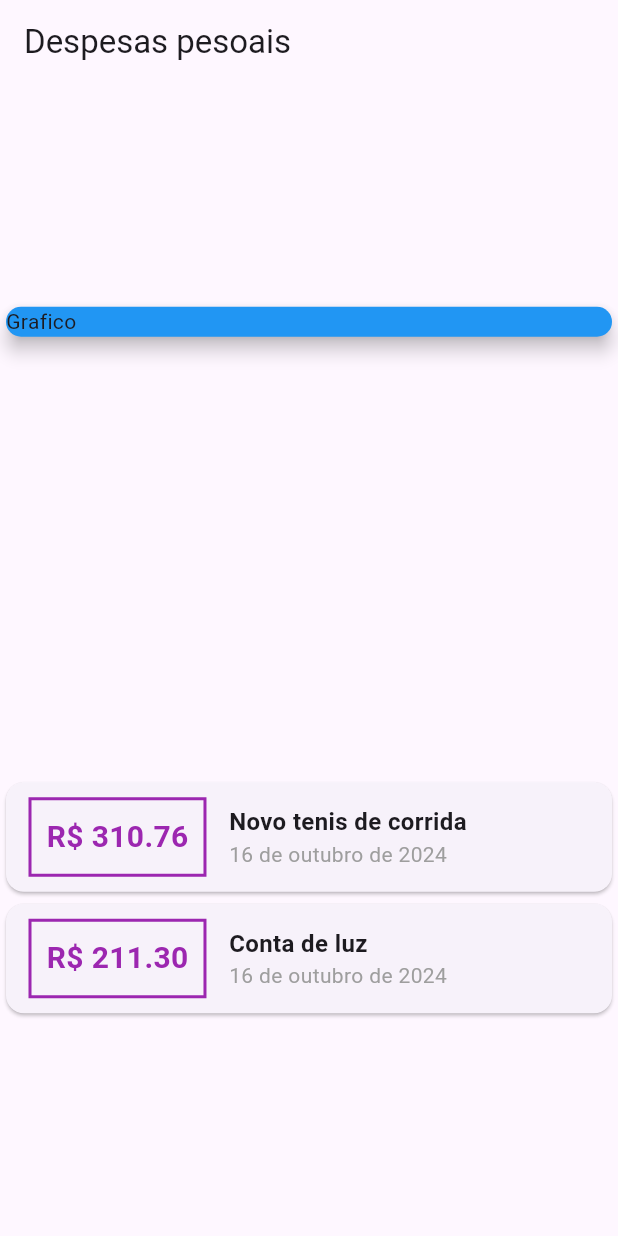
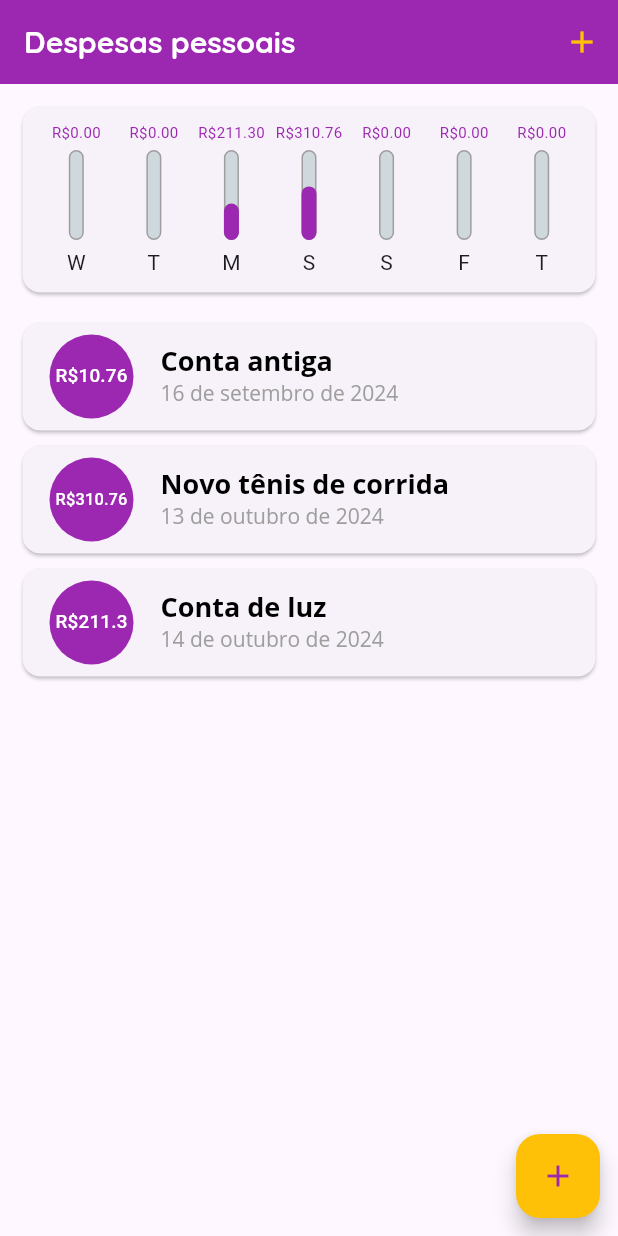
Before and after one commit to iratuan/despesas_app, a Flutter app: the screen it shows after launch, on a phone screen of 412 x 824 dp. Run offline on Flutter 3.47's test engine with Material 3 defaults, Android fonts, the phone set to English and light mode, and no system bars.

Commit message:
Evolução do APP

```diff
--- /dev/null
+++ b/lib/componets/chart_bar.dart
@@ -0,0 +1,64 @@
+import 'package:flutter/material.dart';
+
+class ChartBar extends StatelessWidget {
+  final String label;
+  final double value;
+  final double percentage;
+
+  const ChartBar({
+    super.key,
+    required this.label,
+    required this.value,
+    required this.percentage,
+  });
+
+  @override
+  Widget build(BuildContext context) {
+    return Column(
+      children: [
+        FittedBox(
+          child: Text('R\$${value.toStringAsFixed(2)}',
+          style: TextStyle(
+            fontSize: 10,
+            color: Theme.of(context).colorScheme.primary
+          ),),
+        ),
+        const SizedBox(
+          height: 5,
+        ),
+        Container(
+          height: 60,
+          width: 10,
+          child: Stack(
+            alignment: Alignment.bottomCenter,
+            children: [
+              Container(
+                decoration: BoxDecoration(
+                  border: Border.all(
+                    color: Colors.grey,
+                    width: 1.0,
+                  ),
+                  color: Colors.blueGrey[100],
+                  borderRadius: BorderRadius.circular(5),
+                ),
+              ),
+              FractionallySizedBox(
+                heightFactor: percentage,
+                child: Container(
+                  decoration: BoxDecoration(
+                    color: Theme.of(context).colorScheme.primary,
+                    borderRadius: BorderRadius.circular(5),
+                  ),
+                ),
+              ),
+            ],
+          ),
+        ),
+        SizedBox(
+          height: 5,
+        ),
+        Text(label),
+      ],
+    );
+  }
+}
--- /dev/null
+++ b/lib/componets/chat.dart
@@ -0,0 +1,65 @@
+import 'package:despesas_app/componets/chart_bar.dart';
+import 'package:flutter/material.dart';
+import '../models/transaction.dart';
+import 'package:intl/intl.dart';
+
+class Chart extends StatelessWidget {
+  final List<Transaction> recentTransactions;
+
+  Chart(this.recentTransactions);
+
+  List<Map<String, Object>> get groupedTransactions {
+    return List.generate(7, (index) {
+      final weekDay = DateTime.now().subtract(
+        Duration(days: index),
+      );
+
+      double totalSum = 0.0;
+
+      for (var i = 0; i < recentTransactions.length; i++) {
+        bool sameDay = recentTransactions[i].date.day == weekDay.day;
+        bool sameMonth = recentTransactions[i].date.month == weekDay.month;
+        bool sameYear = recentTransactions[i].date.year == weekDay.year;
+
+        if (sameDay && sameMonth && sameYear) {
+          totalSum += recentTransactions[i].value;
+        }
+      }
+
+      return {
+        'day': DateFormat.E().format(weekDay)[0],
+        'value': totalSum,
+      };
+    });
+  }
+
+  double get _weekTotalValue {
+    return groupedTransactions.fold(0.0, (sum, tr) {
+      return sum + (tr['value'] as double);
+    });
+  }
+
+  @override
+  Widget build(BuildContext context) {
+    return Card(
+      elevation: 1,
+      margin: const EdgeInsets.all(15),
+      child: Container(
+        padding: EdgeInsets.all(10),
+        child: Row(
+          mainAxisAlignment: MainAxisAlignment.spaceAround,
+          children: groupedTransactions.map((tr) {
+            return Flexible(
+              fit: FlexFit.tight,
+              child: ChartBar(
+                label: tr['day'].toString(),
+                value: (tr['value'] as double),
+                percentage: (tr['value'] as double) / _weekTotalValue,
+              ),
+            );
+          }).toList(),
+        ),
+      ),
+    );
+  }
+}
--- /dev/null
+++ b/lib/componets/transaction_form.dart
@@ -0,0 +1,68 @@
+import 'package:flutter/material.dart';
+
+class TransactionForm extends StatefulWidget {
+  final void Function(String, double) onSubmit;
+
+  TransactionForm({super.key, required this.onSubmit});
+
+  @override
+  State<TransactionForm> createState() => _TransactionFormState();
+}
+
+class _TransactionFormState extends State<TransactionForm> {
+  final titleController = TextEditingController();
+
+  final valueController = TextEditingController();
+
+  _submitForm() {
+    final title = titleController.text;
+    final value = double.tryParse(valueController.text) ?? 0.0;
+    if (title.isEmpty || value <= 0) {
+      return;
+    }
+    widget.onSubmit(title, value);
+    titleController.text = '';
+    valueController.text = '';
+
+  }
+
+  @override
+  Widget build(BuildContext context) {
+    return Card(
+      elevation: 1,
+      child: Padding(
+        padding: const EdgeInsets.all(8.0),
+        child: Container(
+          margin: const EdgeInsets.all(10),
+          child: Column(
+            children: [
+              TextField(
+                controller: titleController,
+                onSubmitted: (_) => _submitForm(),
+                decoration: const InputDecoration(labelText: 'Titulo'),
+              ),
+              TextField(
+                controller: valueController,
+                keyboardType: const TextInputType.numberWithOptions(),
+                onSubmitted: (_) => _submitForm(),
+                decoration: const InputDecoration(labelText: 'Valor (R\$)'),
+              ),
+              Row(
+                mainAxisAlignment: MainAxisAlignment.end,
+                children: [
+                  TextButton(
+                    style: TextButton.styleFrom(
+                      foregroundColor: Theme.of(context).colorScheme.primary,
+                    ),
+                    onPressed: _submitForm,
+                    child: const Text('Nova transação'),
+                  )
+                ],
+              ),
+            ],
+          ),
+        ),
+      ),
+    );
+  }
+}
--- /dev/null
+++ b/lib/componets/transaction_list.dart
@@ -0,0 +1,69 @@
+import 'package:despesas_app/models/transaction.dart';
+import 'package:flutter/material.dart';
+import 'package:intl/intl.dart';
+
+class TransactionList extends StatelessWidget {
+  final List<Transaction> transactions;
+
+  const TransactionList({super.key, required this.transactions});
+
+  @override
+  Widget build(BuildContext context) {
+    return Container(
+      height: 400,
+      child: transactions.isEmpty
+          ? Column(
+              children: [
+                Text(
+                  "Nenhuma transação cadastrada",
+                  style: Theme.of(context).textTheme.headlineMedium,
+                ),
+                SizedBox(
+                  height: 20,
+                ),
+                Container(
+                  height: 200,
+                  child: Image.asset(
+                    'assets/images/waiting.png',
+                    fit: BoxFit.cover,
+                  ),
+                ),
+              ],
+            )
+          : ListView.builder(
+              itemCount: transactions.length,
+              itemBuilder: (ctx, index) {
+                final tr = transactions[index];
+                return Card(
+                  margin: EdgeInsets.symmetric(horizontal: 15, vertical: 5),
+                  elevation: 1,
+                  child: ListTile(
+                    leading: CircleAvatar(
+                      backgroundColor: Theme.of(context).colorScheme.primary,
+                      radius: 30,
+                      child: Padding(
+                        padding: const EdgeInsets.all(6.0),
+                        child: FittedBox(
+                          child: Text(
+                            'R\$${tr.value}',
+                            style: TextStyle(color: Colors.white),
+                          ),
+                        ),
+                      ),
+                    ),
+                    title: Text(
+                      tr.title,
+                      style: Theme.of(context).textTheme.headlineMedium,
+                    ),
+                    subtitle: Text(
+                      DateFormat(DateFormat.YEAR_MONTH_DAY, 'pt_Br')
+                          .format(tr.date),
+                      style: Theme.of(context).textTheme.headlineSmall,
+                    ),
+                  ),
+                );
+              },
+            ),
+    );
+  }
+}
--- a/lib/main.dart
+++ b/lib/main.dart
@@ -1,109 +1,143 @@
-import 'package:despesas_app/models/transacition.dart';
+import 'package:despesas_app/componets/chat.dart';
+import 'package:despesas_app/componets/transaction_form.dart';
 import 'package:flutter/material.dart';
-import 'package:intl/intl.dart';
+import 'dart:math';
 import 'package:flutter_localizations/flutter_localizations.dart';
 
-main() => runApp(const ExpensesApp());
+import 'componets/transaction_list.dart';
+import 'models/transaction.dart';
+
+void main() => runApp(ExpensesApp());
 
 class ExpensesApp extends StatelessWidget {
-  const ExpensesApp({super.key});
-
   @override
   Widget build(BuildContext context) {
+    final ThemeData tema = ThemeData();
+
     return MaterialApp(
       debugShowCheckedModeBanner: false,
       home: MyHomePage(),
-      localizationsDelegates: [
+      theme: tema.copyWith(
+        colorScheme: tema.colorScheme.copyWith(
+          primary: Colors.purple,
+          secondary: Colors.amber,
+        ),
+        textTheme: tema.textTheme.copyWith(
+          headlineMedium: const TextStyle(
+            fontFamily: 'OpenSans',
+            fontSize: 18,
+            fontWeight: FontWeight.bold,
+            color: Colors.black,
+          ),
+          headlineSmall: const TextStyle(
+            fontFamily: 'OpenSans',
+            fontSize: 14,
+            fontWeight: FontWeight.normal,
+            color: Colors.grey,
+          ),
+        ),
+        appBarTheme: AppBarTheme(
+          color: Theme.of(context).colorScheme.primary,
+          titleTextStyle: const TextStyle(
+            fontFamily: 'QuickSand',
+            fontSize: 20,
+            fontWeight: FontWeight.bold,
+          ),
+        ),
+      ),
+      localizationsDelegates: const [
         GlobalMaterialLocalizations.delegate,
         GlobalWidgetsLocalizations.delegate
       ],
-      supportedLocales: [const Locale('pt', 'BR')],
+      supportedLocales: const [Locale('pt', 'BR')],
     );
   }
 }
 
-class MyHomePage extends StatelessWidget {
-  final _transactions = [
-    Transacition(
+class MyHomePage extends StatefulWidget {
+  @override
+  State<MyHomePage> createState() => _MyHomePageState();
+}
+
+class _MyHomePageState extends State<MyHomePage> {
+  final List<Transaction> _transactions = [
+    Transaction(
+        id: 't0',
+        title: 'Conta antiga',
+        value: 10.76,
+        date: DateTime.now().subtract(Duration(days: 30))),
+    Transaction(
         id: 't1',
-        title: 'Novo tenis de corrida',
+        title: 'Novo tênis de corrida',
         value: 310.76,
-        date: DateTime.now()),
-    Transacition(
-        id: 't2', title: 'Conta de luz', value: 211.30, date: DateTime.now()),
+        date: DateTime.now().subtract(Duration(days: 3))),
+    Transaction(
+        id: 't2',
+        title: 'Conta de luz',
+        value: 211.30,
+        date: DateTime.now().subtract(Duration(days: 2))),
   ];
 
-  MyHomePage({super.key});
+  List<Transaction> get _recentTransactions {
+    return _transactions.where((tr) {
+      return tr.date.isAfter(DateTime.now().subtract(Duration(days: 7)));
+    }).toList();
+  }
+
+  void _addTransaction(String title, double value) {
+    final newTransaction = Transaction(
+      id: Random().nextDouble().toString(),
+      title: title,
+      value: value,
+      date: DateTime.now(),
+    );
+
+    setState(() {
+      _transactions.add(newTransaction);
+    });
+
+    Navigator.of(context).pop();
+  }
+
+  void _openTransactionFormModal(BuildContext context) {
+    showModalBottomSheet(
+        context: context,
+        builder: (_) {
+          return TransactionForm(onSubmit: _addTransaction);
+        });
+  }
 
   @override
   Widget build(BuildContext context) {
     return Scaffold(
       appBar: AppBar(
-        title: const Text("Despesas pesoais"),
-      ),
-      body: Column(
-        mainAxisAlignment: MainAxisAlignment.spaceAround,
-        crossAxisAlignment: CrossAxisAlignment.stretch,
-        children: [
-          const SizedBox(
-            width: double.infinity,
-            child: Card(
-              elevation: 5,
-              color: Colors.blue,
-              child: Text("Grafico"),
-            ),
+        title: const Text("Despesas pessoais"),
+        backgroundColor: Theme.of(context).colorScheme.primary,
+        actions: [
+          IconButton(
+            color: Theme.of(context).colorScheme.secondary,
+            onPressed: () => _openTransactionFormModal(context),
+            icon: const Icon(Icons.add),
           ),
-          Column(
-            children: _transactions.map((tr) {
-              return Card(
-                child: Row(
-                  children: <Widget>[
-                    Container(
-                      margin: const EdgeInsets.symmetric(
-                        horizontal: 15,
-                        vertical: 10,
-                      ),
-                      decoration: BoxDecoration(
-                          border: Border.all(
-                        color: Colors.purple,
-                        width: 2,
-                      )),
-                      padding: const EdgeInsets.all(10),
-                      child: Text(
-                        'R\$ ${tr.value.toStringAsFixed(2)}',
-                        style: const TextStyle(
-                          fontWeight: FontWeight.bold,
-                          fontSize: 20,
-                          color: Colors.purple,
-                        ),
-                      ),
-                    ),
-                    Column(
-                      crossAxisAlignment: CrossAxisAlignment.start,
-                      children: [
-                        Text(
-                          tr.title,
-                          style: const TextStyle(
-                            fontSize: 16,
-                            fontWeight: FontWeight.bold,
-                          ),
-                        ),
-                        Text(
-                          DateFormat(DateFormat.YEAR_MONTH_DAY, 'pt_Br')
-                              .format(tr.date),
-                          style: const TextStyle(
-                            color: Colors.grey,
-                          ),
-                        ),
-                      ],
-                    )
-                  ],
-                ),
-              );
-            }).toList(),
-          )
         ],
       ),
+      body: SingleChildScrollView(
+        child: Column(
+          crossAxisAlignment: CrossAxisAlignment.stretch,
+          children: <Widget>[
+            Chart(_recentTransactions),
+            TransactionList(transactions: _transactions),
+          ],
+        ),
+      ),
+      floatingActionButton: FloatingActionButton(
+        foregroundColor: Theme.of(context).colorScheme.primary,
+        backgroundColor: Theme.of(context).colorScheme.secondary,
+        onPressed: () => _openTransactionFormModal(context),
+        child: const Icon(Icons.add),
+      ),
+      floatingActionButtonLocation: FloatingActionButtonLocation.miniEndFloat,
+      floatingActionButtonAnimator: FloatingActionButtonAnimator.scaling,
     );
   }
 }
--- a/lib/models/transacition.dart
+++ b/lib/models/transaction.dart
@@ -1,11 +1,11 @@
 
-class Transacition {
+class Transaction {
   final String id;
   final String title;
   final double value;
   final DateTime date;
 
-  Transacition({
+  Transaction({
     required this.id,
     required this.title,
     required this.value,
```
Also changed, not shown: pubspec.yaml (+14 -9 lines), assets/fonts/OpenSans-Bold.ttf (added), assets/fonts/OpenSans-Regular.ttf (added), assets/fonts/Quicksand-Bold.ttf (added), assets/fonts/Quicksand-Light.ttf (added), assets/fonts/Quicksand-Medium.ttf (added), assets/fonts/Quicksand-Regular.ttf (added), assets/images/waiting.png (added), 6 other files.
